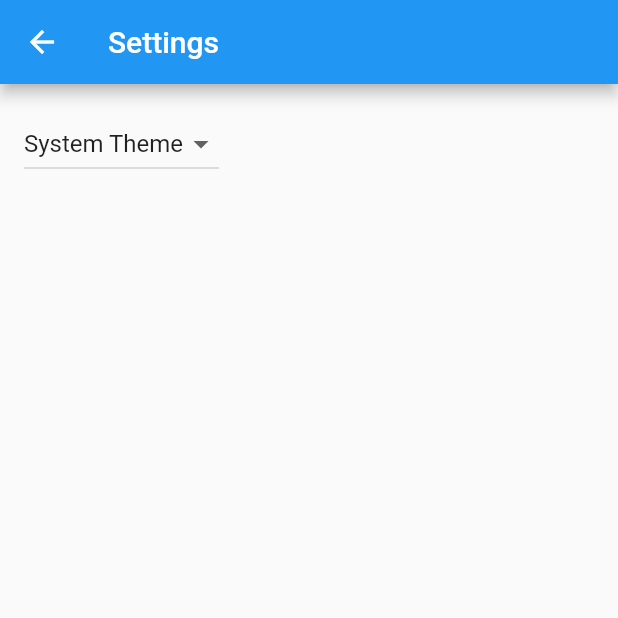
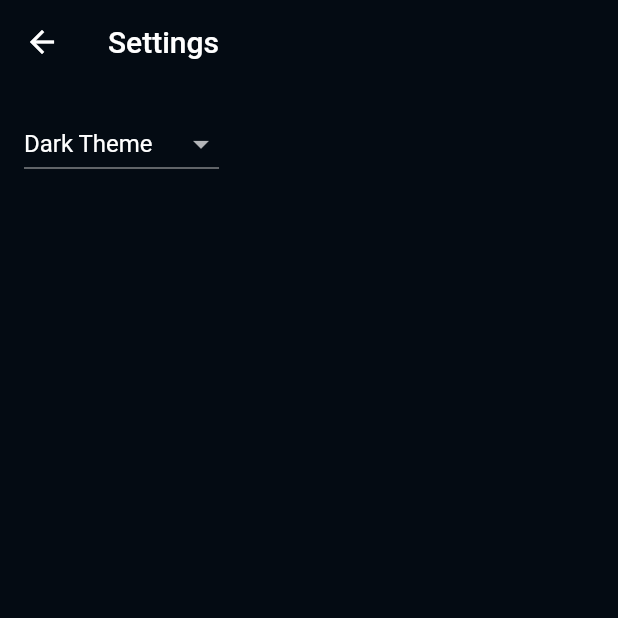
Before and after one commit to mystvearn147/movie_recommendation_app, a Flutter app: the screen it shows after launch, after a tap on the "settings" icon, on a phone screen of 412 x 824 dp, the top half of it. Run offline on Flutter 3.47's test engine with Material 2 defaults, Android fonts, the phone set to English and light mode, and no system bars; generated files the repository leaves out were written again.

Commit message:
define the theme

```diff
--- a/lib/src/app.dart
+++ b/lib/src/app.dart
@@ -6,6 +6,7 @@ import 'sample_feature/sample_item_details_view.dart';
 import 'sample_feature/sample_item_list_view.dart';
 import 'settings/settings_controller.dart';
 import 'settings/settings_view.dart';
+import 'theme/custom_theme.dart';
 
 /// The Widget that configures your application.
 class MyApp extends StatelessWidget {
@@ -57,7 +58,8 @@ class MyApp extends StatelessWidget {
           // preferred ThemeMode (light, dark, or system default) from the
           // SettingsController to display the correct theme.
           theme: ThemeData(),
-          darkTheme: ThemeData.dark(),
+          // darkTheme: ThemeData.dark(),
+          darkTheme: CustomTheme.darkTheme(context),
           themeMode: settingsController.themeMode,
 
           // Define a function to handle named routes in order to support
--- a/lib/src/localization/app_en.arb
+++ b/lib/src/localization/app_en.arb
@@ -1,5 +1,5 @@
 {
-  "appTitle": "movie_recommendation_app",
+  "appTitle": "Movie Recommendation",
   "@appTitle": {
     "description": "The title of the application"
   }
--- a/lib/src/settings/settings_service.dart
+++ b/lib/src/settings/settings_service.dart
@@ -7,7 +7,8 @@ import 'package:flutter/material.dart';
 /// you'd like to store settings on a web server, use the http package.
 class SettingsService {
   /// Loads the User's preferred ThemeMode from local or remote storage.
-  Future<ThemeMode> themeMode() async => ThemeMode.system;
+  // Future<ThemeMode> themeMode() async => ThemeMode.system;
+  ThemeMode themeMode() => ThemeMode.dark;
 
   /// Persists the user's preferred ThemeMode to local or remote storage.
   Future<void> updateThemeMode(ThemeMode theme) async {
--- /dev/null
+++ b/lib/src/theme/custom_theme.dart
@@ -0,0 +1,50 @@
+import 'package:flutter/material.dart';
+import 'palette.dart';
+
+class CustomTheme {
+  static ThemeData darkTheme(BuildContext context) {
+    final theme = Theme.of(context);
+
+    return ThemeData(
+      colorScheme: ColorScheme.fromSwatch(
+        brightness: Brightness.dark,
+        primarySwatch: MaterialColor(
+          Palette.red500.value,
+          const {
+            100: Palette.red100,
+            200: Palette.red200,
+            300: Palette.red300,
+            400: Palette.red400,
+            500: Palette.red500,
+            600: Palette.red600,
+            700: Palette.red700,
+            800: Palette.red800,
+            900: Palette.red900,
+          },
+        ),
+        accentColor: Palette.red500,
+      ),
+      scaffoldBackgroundColor: Palette.almostBlack,
+      appBarTheme: const AppBarTheme(
+        elevation: 0,
+        color: Palette.almostBlack,
+      ),
+      textTheme: theme.primaryTextTheme
+          .copyWith(
+            button: theme.primaryTextTheme.button?.copyWith(
+              color: Colors.white,
+              fontSize: 16,
+              fontWeight: FontWeight.bold,
+            ),
+          )
+          .apply(
+            displayColor: Colors.white,
+          ),
+      textButtonTheme: TextButtonThemeData(
+        style: TextButton.styleFrom(
+          backgroundColor: Palette.red500,
+        ),
+      ),
+    );
+  }
+}
--- /dev/null
+++ b/lib/src/theme/palette.dart
@@ -0,0 +1,14 @@
+import 'package:flutter/rendering.dart';
+
+class Palette {
+  static const Color almostBlack = Color(0xFF040B13);
+  static const Color red100 = Color(0xFFFCE5E8);
+  static const Color red200 = Color(0xFFF7B2BA);
+  static const Color red300 = Color(0xFFF27F8D);
+  static const Color red400 = Color(0xFFEC4B5F);
+  static const Color red500 = Color(0xFFE82139);
+  static const Color red600 = Color(0xFFB41326);
+  static const Color red700 = Color(0xFF800D1B);
+  static const Color red800 = Color(0xFF4D0810);
+  static const Color red900 = Color(0xFF1A0305);
+}
```
